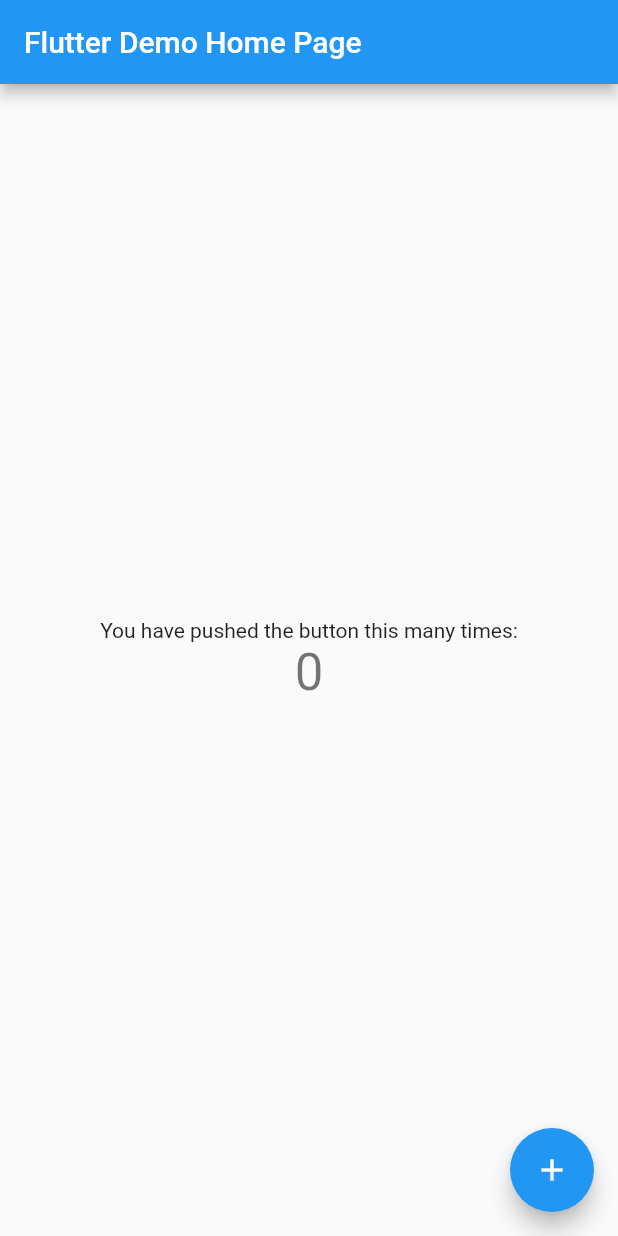
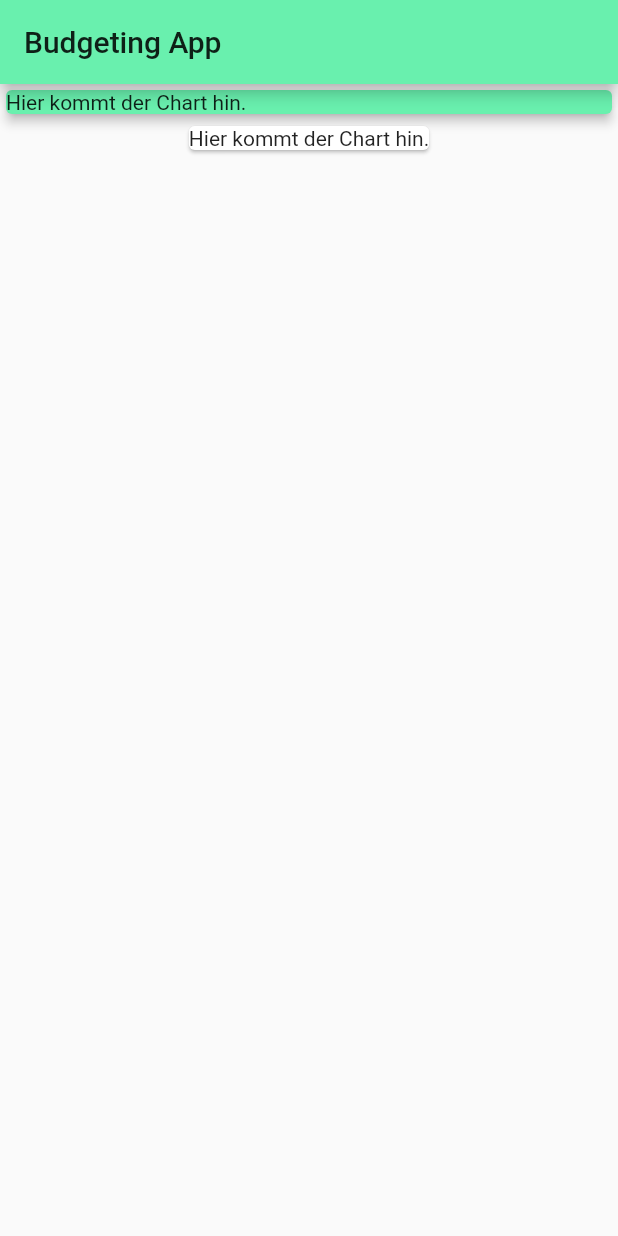
Before and after one commit to NightmindOfficial/fl_budget, a Flutter app: the screen it shows after launch, on a phone screen of 412 x 824 dp. Run offline on Flutter 3.47's test engine with Material 2 defaults, Android fonts, the phone set to English and light mode, and no system bars.

Commit message:
Video 68

```diff
--- a/lib/main.dart
+++ b/lib/main.dart
@@ -1,115 +1,45 @@
 import 'package:flutter/material.dart';
 
-void main() {
-  runApp(const MyApp());
-}
+void main() => runApp(MyApp());
 
 class MyApp extends StatelessWidget {
-  const MyApp({Key? key}) : super(key: key);
-
-  // This widget is the root of your application.
   @override
   Widget build(BuildContext context) {
     return MaterialApp(
-      title: 'Flutter Demo',
-      theme: ThemeData(
-        // This is the theme of your application.
-        //
-        // Try running your application with "flutter run". You'll see the
-        // application has a blue toolbar. Then, without quitting the app, try
-        // changing the primarySwatch below to Colors.green and then invoke
-        // "hot reload" (press "r" in the console where you ran "flutter run",
-        // or simply save your changes to "hot reload" in a Flutter IDE).
-        // Notice that the counter didn't reset back to zero; the application
-        // is not restarted.
-        primarySwatch: Colors.blue,
-      ),
-      home: const MyHomePage(title: 'Flutter Demo Home Page'),
+      title: 'Flutter App',
+      home: MyHomePage(),
     );
   }
 }
 
-class MyHomePage extends StatefulWidget {
-  const MyHomePage({Key? key, required this.title}) : super(key: key);
-
-  // This widget is the home page of your application. It is stateful, meaning
-  // that it has a State object (defined below) that contains fields that affect
-  // how it looks.
-
-  // This class is the configuration for the state. It holds the values (in this
-  // case the title) provided by the parent (in this case the App widget) and
-  // used by the build method of the State. Fields in a Widget subclass are
-  // always marked "final".
-
-  final String title;
-
-  @override
-  State<MyHomePage> createState() => _MyHomePageState();
-}
-
-class _MyHomePageState extends State<MyHomePage> {
-  int _counter = 0;
-
-  void _incrementCounter() {
-    setState(() {
-      // This call to setState tells the Flutter framework that something has
-      // changed in this State, which causes it to rerun the build method below
-      // so that the display can reflect the updated values. If we changed
-      // _counter without calling setState(), then the build method would not be
-      // called again, and so nothing would appear to happen.
-      _counter++;
-    });
-  }
-
+class MyHomePage extends StatelessWidget {
   @override
   Widget build(BuildContext context) {
-    // This method is rerun every time setState is called, for instance as done
-    // by the _incrementCounter method above.
-    //
-    // The Flutter framework has been optimized to make rerunning build methods
-    // fast, so that you can just rebuild anything that needs updating rather
-    // than having to individually change instances of widgets.
     return Scaffold(
       appBar: AppBar(
-        // Here we take the value from the MyHomePage object that was created by
-        // the App.build method, and use it to set our appbar title.
-        title: Text(widget.title),
+        title: Text(
+          'Budgeting App',
+          style: TextStyle(
+            color: Colors.black87,
+          ),
+        ),
+        backgroundColor: Colors.greenAccent,
       ),
-      body: Center(
-        // Center is a layout widget. It takes a single child and positions it
-        // in the middle of the parent.
-        child: Column(
-          // Column is also a layout widget. It takes a list of children and
-          // arranges them vertically. By default, it sizes itself to fit its
-          // children horizontally, and tries to be as tall as its parent.
-          //
-          // Invoke "debug painting" (press "p" in the console, choose the
-          // "Toggle Debug Paint" action from the Flutter Inspector in Android
-          // Studio, or the "Toggle Debug Paint" command in Visual Studio Code)
-          // to see the wireframe for each widget.
-          //
-          // Column has various properties to control how it sizes itself and
-          // how it positions its children. Here we use mainAxisAlignment to
-          // center the children vertically; the main axis here is the vertical
-          // axis because Columns are vertical (the cross axis would be
-          // horizontal).
-          mainAxisAlignment: MainAxisAlignment.center,
-          children: <Widget>[
-            const Text(
-              'You have pushed the button this many times:',
+      body: Column(
+        children: <Widget>[
+          Container(
+            width: double.infinity,
+            child: Card(
+              color: Colors.greenAccent,
+              child: Text('Hier kommt der Chart hin.'),
+              elevation: 3,
             ),
-            Text(
-              '$_counter',
-              style: Theme.of(context).textTheme.headline4,
-            ),
-          ],
-        ),
+          ),
+          Card(
+            child: Text('Hier kommt der Chart hin.'),
+          ),
+        ],
       ),
-      floatingActionButton: FloatingActionButton(
-        onPressed: _incrementCounter,
-        tooltip: 'Increment',
-        child: const Icon(Icons.add),
-      ), // This trailing comma makes auto-formatting nicer for build methods.
     );
   }
 }
```
